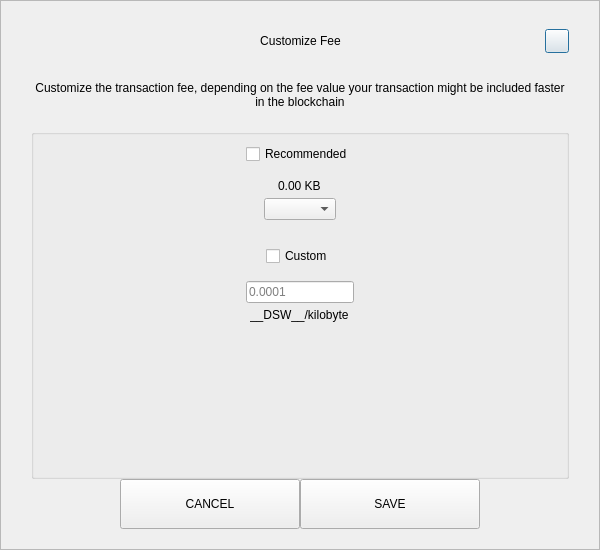
Before: the Qt Designer form src/qt/pivx/forms/sendcustomfeedialog.ui in decenomy/DSW, drawn with Qt 5.
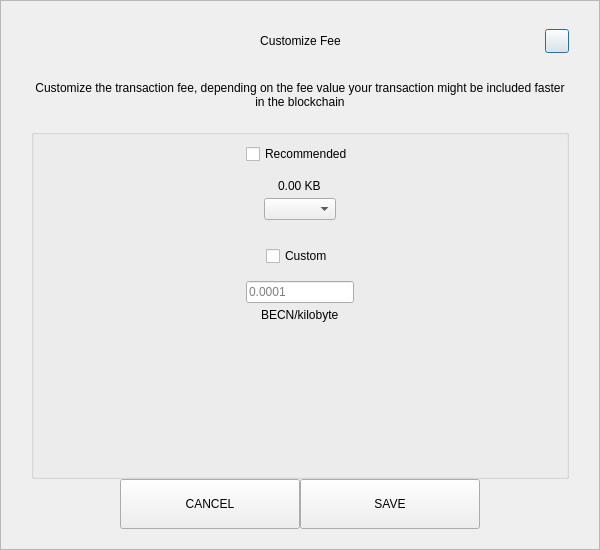
After: the same form once the commit is applied.

Commit message: Replace standard coin unit __DSW__ by BECN (8)

What changed in the file:
```diff
--- a/src/qt/pivx/forms/sendcustomfeedialog.ui
+++ b/src/qt/pivx/forms/sendcustomfeedialog.ui
@@ -287,7 +287,7 @@
            <item alignment="Qt::AlignHCenter">
             <widget class="QLabel" name="labelCustomFee">
              <property name="text">
-              <string>__DSW__/kilobyte</string>
+              <string>BECN/kilobyte</string>
              </property>
             </widget>
            </item>
```
The commit also changes 9 other files.
